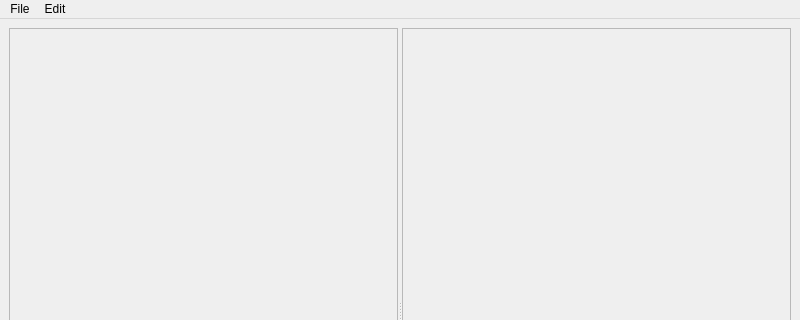
fredo-editor/FreDo, file fredo/gui/main_window.ui: the form before one commit; both pictures show x 0 to 800 and y 0 to 320 of the 800 by 600 pixel window.
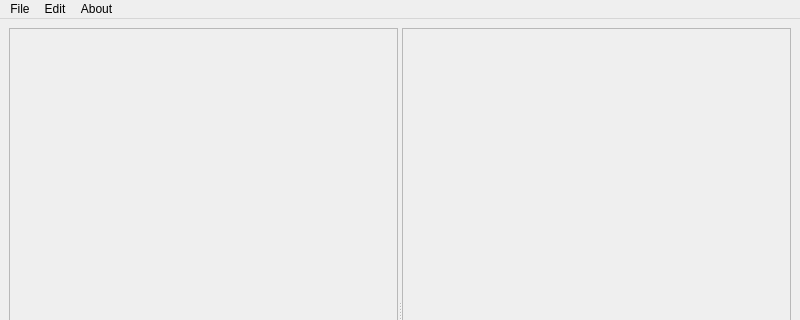
The form after the commit. Icons and pictures are not drawn.

Commit message: Added about dialog

```diff
--- a/fredo/gui/main_window.ui
+++ b/fredo/gui/main_window.ui
@@ -222,8 +222,16 @@
     <addaction name="action_brush"/>
     <addaction name="action_none"/>
    </widget>
+   <widget class="QMenu" name="menuAbout">
+    <property name="title">
+     <string>About</string>
+    </property>
+    <addaction name="action_about"/>
+    <addaction name="action_website"/>
+   </widget>
    <addaction name="menuFile"/>
    <addaction name="menuBrushes"/>
+   <addaction name="menuAbout"/>
   </widget>
   <action name="action_open">
    <property name="text">
```
Left out of the diff: 10 changed lines with no effect on the pictures. The commit also changes 7 other files.
